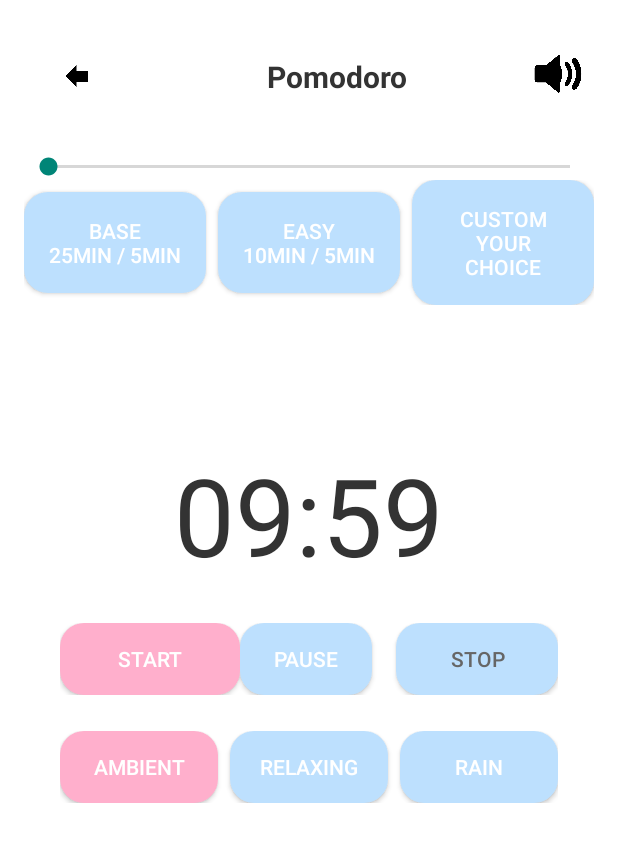
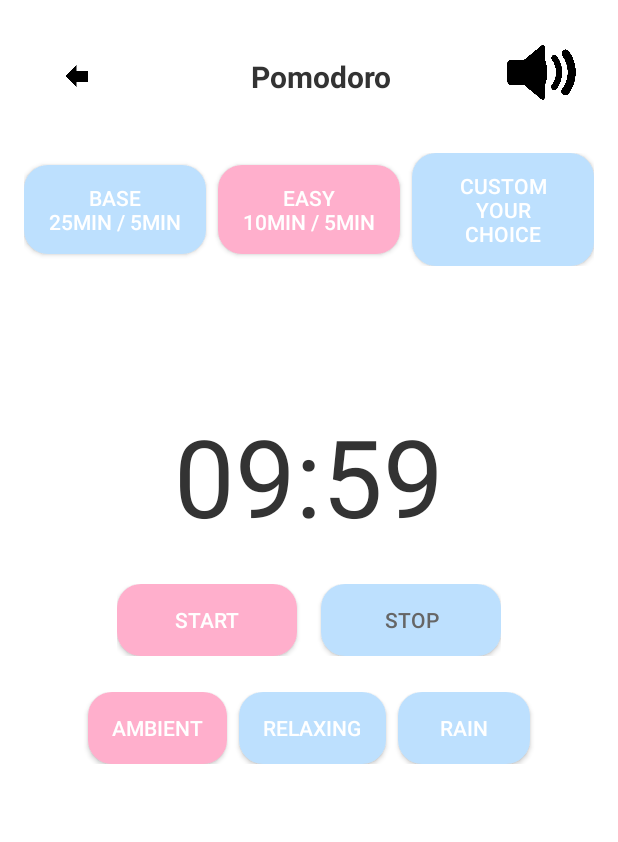
Before and after one commit to Kendra-Artavia/FocusLoop, an Android app: the PomodoroActivity screen opened directly, with no data from a screen before it, after a tap on "START", on a phone screen of 412 x 824 dp. Shown: the top 842 px of the screen. Run offline under Robolectric (Android 15) with nearby library versions, the phone set to English and light mode, and no system bars; 3 other taps on this screen came first.

Commit message:
fix ( Pomodoro )

```diff
--- a/app/src/main/java/com/example/focusloop/activities/PomodoroActivity.kt
+++ b/app/src/main/java/com/example/focusloop/activities/PomodoroActivity.kt
@@ -6,18 +6,6 @@ import android.media.MediaPlayer
 import androidx.appcompat.app.AppCompatActivity
 import com.example.focusloop.R
 import android.os.CountDownTimer
-import android.media.AudioManager
-import android.view.View
-import android.content.Context
-import android.graphics.Color
-import android.graphics.PorterDuff
-import android.net.Uri
-import android.provider.Settings
-import android.util.Log
-import android.widget.SeekBar
-import androidx.core.content.ContextCompat
-import com.example.focusloop.activities.PomodoroActivity
-
 class PomodoroActivity : AppCompatActivity() {
 
     private lateinit var mediaPlayer: MediaPlayer
@@ -28,8 +16,6 @@ class PomodoroActivity : AppCompatActivity() {
     private var timeLeftInMillis: Long = 0L
     private var isPaused = false
     private var pauseTimeLeft: Long = 0L
-    private lateinit var volumeSeekBar: SeekBar
-    private lateinit var pauseButton: Button
 
     // NUEVO: Guardar el tipo de música seleccionada
     private var selectedMusicType: String = "Ambient"
@@ -38,68 +24,35 @@ class PomodoroActivity : AppCompatActivity() {
         super.onCreate(savedInstanceState)
         setContentView(R.layout.activity_pomodoro)
 
-        // --- VOLUMEN ---
-        volumeSeekBar = SeekBar(this)
-        val audioManager = getSystemService(AUDIO_SERVICE) as AudioManager
-        val maxVolume = audioManager.getStreamMaxVolume(AudioManager.STREAM_MUSIC)
-        val currentVolume = audioManager.getStreamVolume(AudioManager.STREAM_MUSIC)
-        volumeSeekBar.max = maxVolume
-        volumeSeekBar.progress = currentVolume
-
-        // Add the SeekBar to the layout (below header)
-        val headerLayout = findViewById<LinearLayout>(R.id.sessionButtonsLayout).parent as LinearLayout
-        headerLayout.addView(volumeSeekBar, 1) // Insert after header
-
-        volumeSeekBar.setOnSeekBarChangeListener(object : SeekBar.OnSeekBarChangeListener {
-            override fun onProgressChanged(seekBar: SeekBar?, progress: Int, fromUser: Boolean) {
-                audioManager.setStreamVolume(AudioManager.STREAM_MUSIC, progress, 0)
-                if (::mediaPlayer.isInitialized) {
-                    val vol = progress / maxVolume.toFloat()
-                    mediaPlayer.setVolume(vol, vol)
-                }
-            }
-            override fun onStartTrackingTouch(seekBar: SeekBar?) {}
-            override fun onStopTrackingTouch(seekBar: SeekBar?) {}
-        })
-
-        // --- PAUSA ---
-        pauseButton = Button(this)
-        pauseButton.id = View.generateViewId()
-        pauseButton.text = getString(R.string.pause_button)
-        pauseButton.setBackgroundResource(R.drawable.rounded_button_blue)
-        pauseButton.setTextColor(resources.getColor(android.R.color.white))
-        val timerControlsLayout = findViewById<LinearLayout>(R.id.timerControlsLayout)
-        timerControlsLayout.addView(pauseButton, 1) // Insert between Start and Stop
-
-        pauseButton.setOnClickListener {
-            if (timerRunning && !isPaused) {
-                pausePomodoroSession()
-            } else if (isPaused) {
-                resumePomodoroSession()
-            }
-        }
-
         // --- MUSIC BUTTONS ---
         val musicAmbientButton = findViewById<Button>(R.id.musicAmbientButton)
         val musicRelaxingButton = findViewById<Button>(R.id.musicRelaxingButton)
         val musicRainButton = findViewById<Button>(R.id.musicRainButton)
 
+        // Inicializa el estado visual de los botones de música
+        highlightSelectedMusicButton(musicAmbientButton, musicRelaxingButton, musicRainButton)
+
         musicAmbientButton.setOnClickListener {
+            if (selectedMusicType != "Ambient") {
                 selectedMusicType = "Ambient"
+                playMusic(selectedMusicType)
                 highlightSelectedMusicButton(musicAmbientButton, musicRelaxingButton, musicRainButton)
-            playMusic(selectedMusicType)
+            }
         }
         musicRelaxingButton.setOnClickListener {
+            if (selectedMusicType != "Relaxing") {
                 selectedMusicType = "Relaxing"
+                playMusic(selectedMusicType)
                 highlightSelectedMusicButton(musicRelaxingButton, musicAmbientButton, musicRainButton)
-            playMusic(selectedMusicType)
+            }
         }
         musicRainButton.setOnClickListener {
+            if (selectedMusicType != "Rain") {
                 selectedMusicType = "Rain"
+                playMusic(selectedMusicType)
                 highlightSelectedMusicButton(musicRainButton, musicAmbientButton, musicRelaxingButton)
-            playMusic(selectedMusicType)
             }
-        highlightSelectedMusicButton(musicAmbientButton, musicRelaxingButton, musicRainButton)
+        }
 
         // Botón para iniciar la sesión Pomodoro
         val startButton = findViewById<Button>(R.id.startButton)
@@ -107,6 +60,8 @@ class PomodoroActivity : AppCompatActivity() {
 
         startButton.setOnClickListener {
             if (!timerRunning) {
+                // Siempre usa el valor actual de workMinutes antes de iniciar
+                timeLeftInMillis = workMinutes * 60 * 1000L
                 startPomodoroSession()
                 timerRunning = true
                 isPaused = false
@@ -127,26 +82,51 @@ class PomodoroActivity : AppCompatActivity() {
             finish()
         }
 
+        // Referencias a los botones de sesión
+        val baseButton = findViewById<Button>(R.id.baseButton)
+        val easyButton = findViewById<Button>(R.id.easyButton)
+        val customButton = findViewById<Button>(R.id.customButton)
+
         // Configuración de botones de sesión
-        findViewById<Button>(R.id.baseButton).setOnClickListener {
+        baseButton.setOnClickListener {
+            stopIfRunningAndReset()
             workMinutes = 25
             breakMinutes = 5
             updateTimer()
+            highlightSelectedSessionButton(baseButton, easyButton, customButton)
+            Toast.makeText(this, "Base mode selected", Toast.LENGTH_SHORT).show()
         }
 
-        findViewById<Button>(R.id.easyButton).setOnClickListener {
+        easyButton.setOnClickListener {
+            stopIfRunningAndReset()
             workMinutes = 10
             breakMinutes = 5
             updateTimer()
+            highlightSelectedSessionButton(easyButton, baseButton, customButton)
+            Toast.makeText(this, "Easy mode selected", Toast.LENGTH_SHORT).show()
         }
 
-        findViewById<Button>(R.id.customButton).setOnClickListener {
-            // Lógica para establecer una sesión personalizada
-            showCustomTimeDialog()
+        customButton.setOnClickListener {
+            stopIfRunningAndReset()
+            showCustomTimeDialog {
+                highlightSelectedSessionButton(customButton, baseButton, easyButton)
+                Toast.makeText(this, "Custom mode selected", Toast.LENGTH_SHORT).show()
             }
         }
 
-    // NUEVO: Función para resaltar el botón seleccionado
+        // Inicializa el temporizador con el valor por defecto y resalta el botón base
+        updateTimer()
+        highlightSelectedSessionButton(baseButton, easyButton, customButton)
+    }
+
+    // NUEVO: Función para resaltar el botón de sesión seleccionado
+    private fun highlightSelectedSessionButton(selected: Button, other1: Button, other2: Button) {
+        selected.setBackgroundResource(R.drawable.rounded_button_pink)
+        other1.setBackgroundResource(R.drawable.rounded_button_blue)
+        other2.setBackgroundResource(R.drawable.rounded_button_blue)
+    }
+
+    // Añade esta función para resaltar el botón de música seleccionado
     private fun highlightSelectedMusicButton(selected: Button, other1: Button, other2: Button) {
         selected.setBackgroundResource(R.drawable.rounded_button_pink)
         other1.setBackgroundResource(R.drawable.rounded_button_blue)
@@ -161,8 +141,8 @@ class PomodoroActivity : AppCompatActivity() {
 
     private fun startPomodoroSession() {
         playMusic(selectedMusicType)
-        val duration = if (pauseTimeLeft > 0L) pauseTimeLeft else workMinutes * 60 * 1000L
-        countDownTimer = object : CountDownTimer(duration, 1000) {
+        // Usa el valor actual de timeLeftInMillis
+        countDownTimer = object : CountDownTimer(timeLeftInMillis, 1000) {
             override fun onTick(millisUntilFinished: Long) {
                 timeLeftInMillis = millisUntilFinished
                 val minutes = (millisUntilFinished / 1000) / 60
@@ -183,19 +163,6 @@ class PomodoroActivity : AppCompatActivity() {
         isPaused = false
     }
 
-    private fun pausePomodoroSession() {
-        countDownTimer?.cancel()
-        pauseTimeLeft = timeLeftInMillis
-        isPaused = true
-        pauseButton.text = getString(R.string.resume_button)
-    }
-
-    private fun resumePomodoroSession() {
-        startPomodoroSession()
-        pauseButton.text = getString(R.string.pause_button)
-        isPaused = false
-    }
-
     private fun stopPomodoroSession() {
         countDownTimer?.cancel()
         if (::mediaPlayer.isInitialized) mediaPlayer.stop()
@@ -203,7 +170,6 @@ class PomodoroActivity : AppCompatActivity() {
         pauseTimeLeft = timeLeftInMillis
         isPaused = false
         timerRunning = false
-        pauseButton.text = getString(R.string.pause_button)
     }
 
     private fun playMusic(musicType: String) {
@@ -216,17 +182,21 @@ class PomodoroActivity : AppCompatActivity() {
             "Relaxing" -> mediaPlayer = MediaPlayer.create(this, R.raw.relaxing_music)
             "Rain" -> mediaPlayer = MediaPlayer.create(this, R.raw.rain_sounds)
         }
-        // Set volume to current SeekBar value
-        val audioManager = getSystemService(AUDIO_SERVICE) as AudioManager
-        val maxVolume = audioManager.getStreamMaxVolume(AudioManager.STREAM_MUSIC)
-        val currentVolume = volumeSeekBar.progress
-        val vol = currentVolume / maxVolume.toFloat()
-        mediaPlayer.setVolume(vol, vol)
+        // Set volume to system default (no custom SeekBar)
         mediaPlayer.isLooping = true
         mediaPlayer.start()
     }
 
-    private fun showCustomTimeDialog() {
+    private fun stopIfRunningAndReset() {
+        if (timerRunning || isPaused) {
+            stopPomodoroSession()
+        }
+        // Reinicia el tiempo restante para reflejar el nuevo valor seleccionado
+        timeLeftInMillis = workMinutes * 60 * 1000L
+    }
+
+    // Modifica showCustomTimeDialog para aceptar un callback opcional
+    private fun showCustomTimeDialog(onSelected: (() -> Unit)? = null) {
         val input = EditText(this)
         input.hint = "Enter minutes"
         androidx.appcompat.app.AlertDialog.Builder(this)
@@ -237,9 +207,27 @@ class PomodoroActivity : AppCompatActivity() {
                 workMinutes = time
                 breakMinutes = 5
                 updateTimer()
+                timeLeftInMillis = workMinutes * 60 * 1000L
                 d.dismiss()
+                onSelected?.invoke()
             }
             .setNegativeButton("Cancel") { d, _ -> d.dismiss() }
             .show()
     }
+
+    override fun onPause() {
+        super.onPause()
+        // Detener la música si la actividad deja de estar en primer plano
+        if (::mediaPlayer.isInitialized && mediaPlayer.isPlaying) {
+            mediaPlayer.stop()
         }
+    }
+
+    override fun onDestroy() {
+        super.onDestroy()
+        // Liberar recursos del MediaPlayer al destruir la actividad
+        if (::mediaPlayer.isInitialized) {
+            mediaPlayer.release()
+        }
+    }
+}
--- a/app/src/main/java/com/example/focusloop/activities/TaskActivity.kt
+++ b/app/src/main/java/com/example/focusloop/activities/TaskActivity.kt
@@ -23,11 +23,7 @@ class TaskActivity : BaseActivity() {
 
         repo = PrefsRepo(this)
 
-        // Configuración del botón de "Atrás"
-        val backButton: ImageButton = findViewById(R.id.backButton)
-        backButton.setOnClickListener {
-            finish()  // Cierra la actividad y regresa a la actividad anterior
-        }
+
 
         val taskName: EditText = findViewById(R.id.taskName)
         val taskDescription: EditText = findViewById(R.id.taskDescription)
--- a/app/src/main/res/layout/activity_pomodoro.xml
+++ b/app/src/main/res/layout/activity_pomodoro.xml
@@ -40,19 +40,13 @@
         <!-- Botón de volumen -->
         <ImageButton
             android:id="@+id/volumeButton"
-            android:layout_width="48dp"
-            android:layout_height="48dp"
+            android:layout_width="70dp"
+            android:layout_height="70dp"
             android:contentDescription="@string/music_select_title"
             android:src="@drawable/icon_5"
             android:background="@android:color/transparent"
             android:scaleType="centerInside" />
     </LinearLayout>
-
-    <SeekBar
-        android:id="@+id/volumeSeekBarPlaceholder"
-        android:layout_width="match_parent"
-        android:layout_height="wrap_content"
-        android:visibility="gone" />
 
     <!-- Selección de tipo de sesión -->
     <LinearLayout
@@ -194,32 +188,41 @@
 
             <Button
                 android:id="@+id/musicAmbientButton"
-                android:layout_width="0dp"
+                android:layout_width="wrap_content"
                 android:layout_height="wrap_content"
-                android:layout_weight="1"
                 android:text="Ambient"
                 android:background="@drawable/rounded_button_blue"
                 android:textColor="#FFFFFF"
-                android:layout_marginEnd="8dp"/>
+                android:layout_marginEnd="8dp"
+                android:paddingLeft="16dp"
+                android:paddingRight="16dp"
+                android:paddingTop="8dp"
+                android:paddingBottom="8dp"/>
 
             <Button
                 android:id="@+id/musicRelaxingButton"
-                android:layout_width="0dp"
+                android:layout_width="wrap_content"
                 android:layout_height="wrap_content"
-                android:layout_weight="1"
                 android:text="Relaxing"
                 android:background="@drawable/rounded_button_blue"
                 android:textColor="#FFFFFF"
-                android:layout_marginEnd="8dp"/>
+                android:layout_marginEnd="8dp"
+                android:paddingLeft="16dp"
+                android:paddingRight="16dp"
+                android:paddingTop="8dp"
+                android:paddingBottom="8dp"/>
 
             <Button
                 android:id="@+id/musicRainButton"
-                android:layout_width="0dp"
+                android:layout_width="wrap_content"
                 android:layout_height="wrap_content"
-                android:layout_weight="1"
                 android:text="Rain"
                 android:background="@drawable/rounded_button_blue"
-                android:textColor="#FFFFFF"/>
+                android:textColor="#FFFFFF"
+                android:paddingLeft="16dp"
+                android:paddingRight="16dp"
+                android:paddingTop="8dp"
+                android:paddingBottom="8dp"/>
         </LinearLayout>
     </LinearLayout>
 </LinearLayout>
```
Lines whose indentation alone changed are shown as unchanged.
